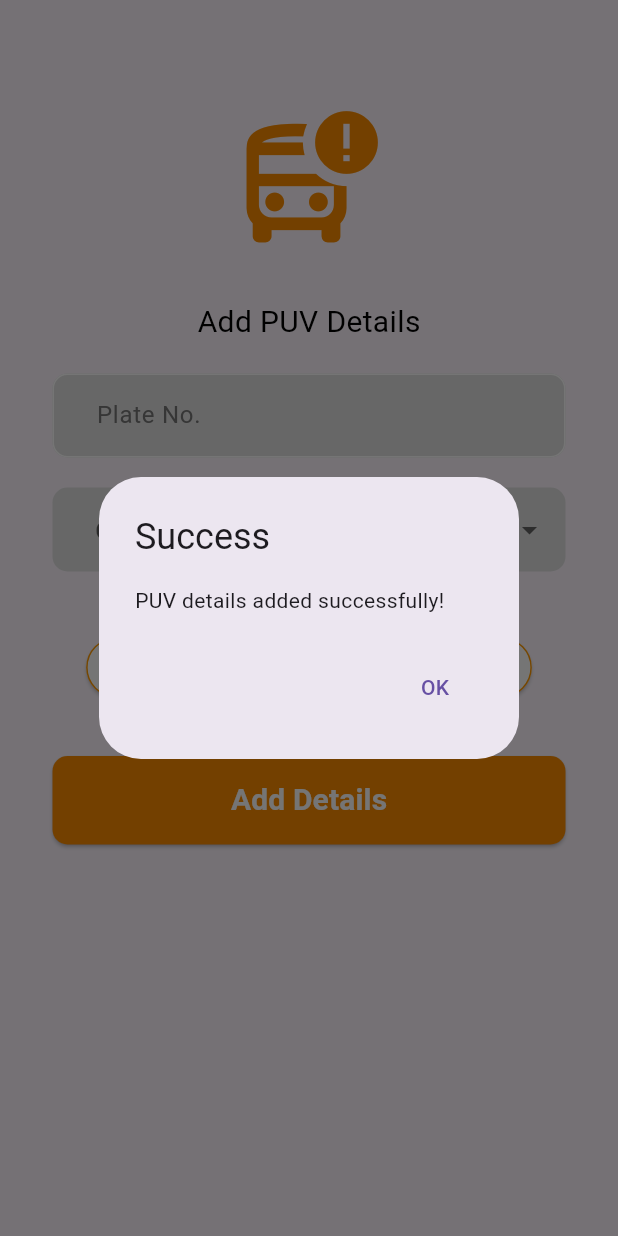
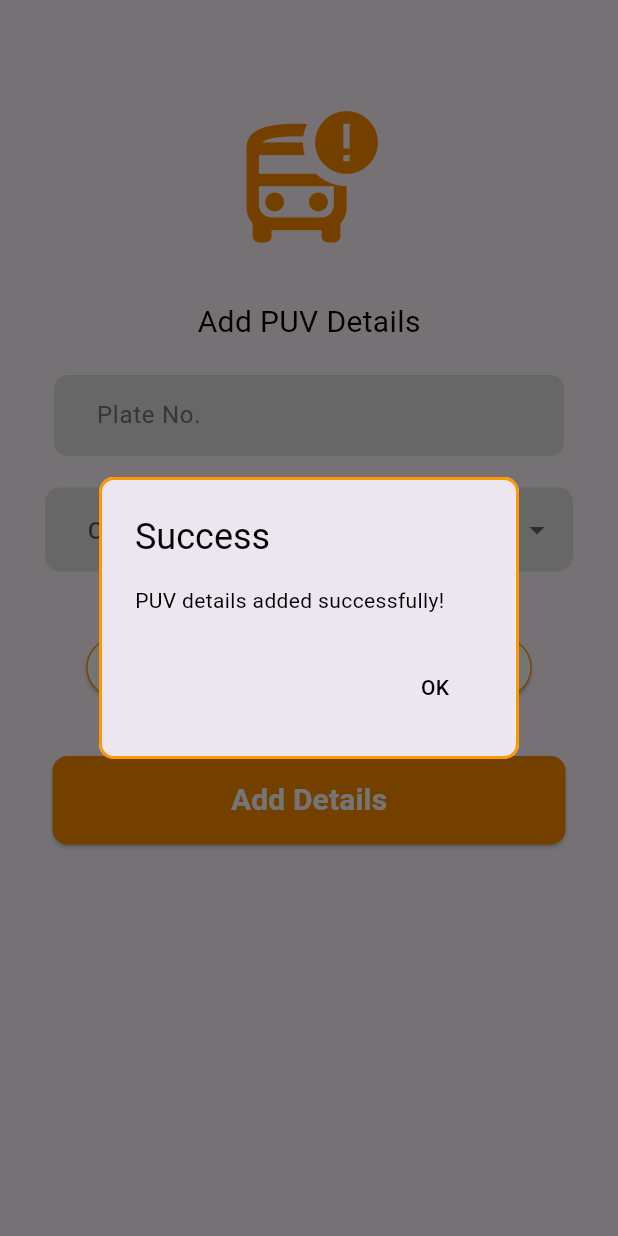
Before and after one commit to Jeydori/route4me_driver, a Flutter app: the carInfoPage screen opened directly, after a tap on "Add Details", on a phone screen of 412 x 824 dp. Run offline on Flutter 3.47's test engine with Material 3 defaults, Android fonts, the phone set to English and light mode, and no system bars; our stand-ins replace firebase_auth, firebase_core, firebase_database, firebase_storage, geolocator, google_maps_flutter and 2 more; missing offline and left inert: flutter_geofire; accounts and stored records are empty; network calls fail.

Commit message:
07/16/24 android

```diff
--- a/lib/pages/car_info_page.dart
+++ b/lib/pages/car_info_page.dart
@@ -102,8 +102,18 @@ class _carInfoPageState extends State<carInfoPage> {
           context: context,
           builder: (context) {
             return AlertDialog(
-              title: const Text('Success'),
-              content: const Text('PUV details added successfully!'),
+              shape: RoundedRectangleBorder(
+                borderRadius: BorderRadius.circular(10),
+                side: const BorderSide(color: Colors.orange, width: 2),
+              ),
+              title: const Text(
+                'Success',
+                style: TextStyle(color: Colors.black),
+              ),
+              content: const Text(
+                'PUV details added successfully!',
+                style: TextStyle(color: Colors.black),
+              ),
               actions: <Widget>[
                 TextButton(
                   onPressed: () {
@@ -113,7 +123,10 @@ class _carInfoPageState extends State<carInfoPage> {
                       MaterialPageRoute(builder: (context) => const HomePage()),
                     );
                   },
-                  child: const Text('OK'),
+                  child: const Text(
+                    'OK',
+                    style: TextStyle(color: Colors.black),
+                  ),
                 ),
               ],
             );
@@ -129,15 +142,27 @@ class _carInfoPageState extends State<carInfoPage> {
         context: context,
         builder: (context) {
           return AlertDialog(
-            title: const Text('Error'),
+            shape: RoundedRectangleBorder(
+              borderRadius: BorderRadius.circular(10),
+              side: const BorderSide(color: Colors.orange, width: 2),
+            ),
+            title: const Text(
+              'Error',
+              style: TextStyle(color: Colors.black),
+            ),
             content: const Text(
-                'Failed to save PUV details. Please try again later.'),
+              'Failed to save PUV details. Please try again later.',
+              style: TextStyle(color: Colors.black),
+            ),
             actions: <Widget>[
               TextButton(
                 onPressed: () {
                   Navigator.of(context).pop();
                 },
-                child: const Text('OK'),
+                child: const Text(
+                  'OK',
+                  style: TextStyle(color: Colors.black),
+                ),
               ),
             ],
           );
@@ -189,7 +214,7 @@ class _carInfoPageState extends State<carInfoPage> {
                   height: 20,
                 ),
                 Padding(
-                  padding: const EdgeInsets.symmetric(horizontal: 25.0),
+                  padding: const EdgeInsets.symmetric(horizontal: 20.0),
                   child: DropdownButtonFormField(
                       decoration: InputDecoration(
                         hintText: '   Choose PUV Type',
@@ -208,7 +233,7 @@ class _carInfoPageState extends State<carInfoPage> {
                           value: car,
                           child: Text(
                             car,
-                            style: TextStyle(color: Colors.grey[600]),
+                            style: TextStyle(color: Colors.grey[800]),
                           ),
                         );
                       }).toList(),
@@ -230,7 +255,7 @@ class _carInfoPageState extends State<carInfoPage> {
                     ElevatedButton(
                       onPressed: _pickImage,
                       style: ElevatedButton.styleFrom(
-                        foregroundColor: Colors.grey,
+                        foregroundColor: Colors.black,
                         backgroundColor: Colors.white, // Text color
                         side: const BorderSide(
                             color: Colors.orange), // Border color
@@ -241,7 +266,7 @@ class _carInfoPageState extends State<carInfoPage> {
                     ElevatedButton(
                       onPressed: _captureImage,
                       style: ElevatedButton.styleFrom(
-                        foregroundColor: Colors.grey,
+                        foregroundColor: Colors.black,
                         backgroundColor: Colors.white, // Text color
                         side: const BorderSide(
                             color: Colors.orange), // Border color
```
Also changed, not shown: lib/pages/register_page.dart (+40 -12 lines), lib/services/acc_del.dart (+8 -5 lines), lib/tab pages/settings_tab.dart (+17 -7 lines), 4 other files.
